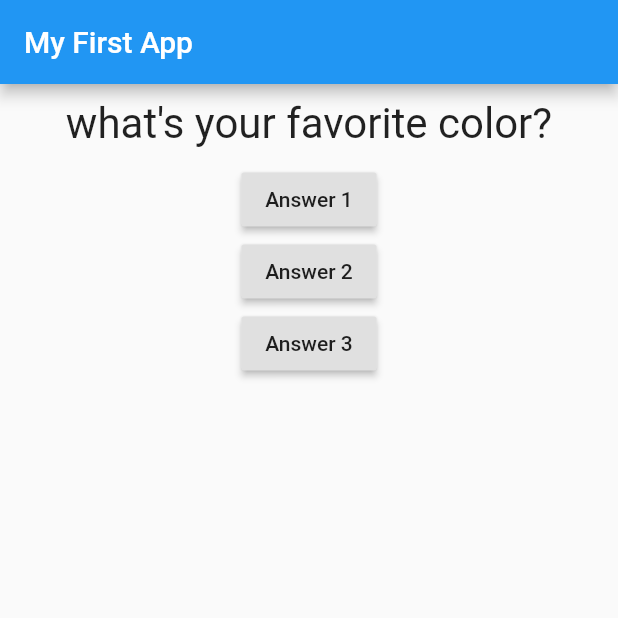
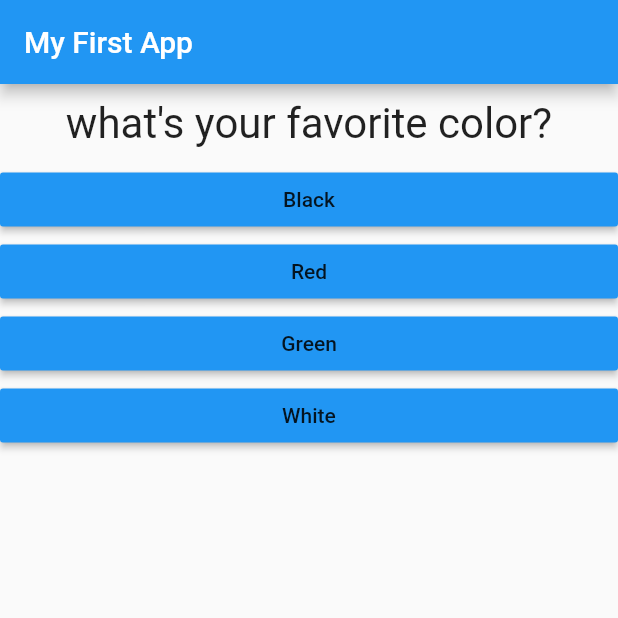
Before and after one commit to youngstone89/flutter_mastery, a Flutter app: the screen it shows after launch, on a phone screen of 412 x 824 dp, the top half of it. Run offline on Flutter 3.47's test engine with Material 2 defaults, Android fonts, the phone set to English and light mode, and no system bars.

```diff
--- /dev/null
+++ b/lib/answer.dart
@@ -0,0 +1,20 @@
+import 'package:flutter/material.dart';
+import 'dart:core';
+
+class Answer extends StatelessWidget {
+  final VoidCallback selectHandler;
+  final String answerText;
+  Answer(this.selectHandler, this.answerText);
+
+  @override
+  Widget build(BuildContext context) {
+    return Container(
+      width: double.infinity,
+      child: RaisedButton(
+        color: Colors.blue,
+        child: Text(answerText),
+        onPressed: selectHandler,
+      ),
+    );
+  }
+}
--- a/lib/main.dart
+++ b/lib/main.dart
@@ -1,6 +1,7 @@
 import 'package:flutter/material.dart';
 
 import './question.dart';
+import './answer.dart';
 
 void main() {
   runApp(MyApp());
@@ -24,8 +25,18 @@ class _MyAppState extends State<MyApp> {
   @override
   Widget build(BuildContext context) {
     var questions = [
-      'what\'s your favorite color?',
-      'what\'s your favorite animal?',
+      {
+        'questionText': 'what\'s your favorite color?',
+        'answers': ['Black', 'Red', 'Green', 'White'],
+      },
+      {
+        'questionText': 'what\'s your favorite animal?',
+        'answers': ['Rabbit', 'Snake', 'Elephant', 'Lion'],
+      },
+      {
+        'questionText': 'what\'s your favorite instructor?',
+        'answers': ['max', 'bob', 'Nil', 'Duke'],
+      }
     ];
     return MaterialApp(
       home: Scaffold(
@@ -33,10 +44,11 @@ class _MyAppState extends State<MyApp> {
           title: Text('My First App'),
         ),
         body: Column(children: [
-          Question(questions[_questionIndex]),
-          RaisedButton(child: Text('Answer 1'), onPressed: _answerQuestion),
-          RaisedButton(child: Text('Answer 2'), onPressed: _answerQuestion),
-          RaisedButton(child: Text('Answer 3'), onPressed: _answerQuestion),
+          Question(questions[_questionIndex]['questionText'] as String),
+          ...(questions[_questionIndex]['answers'] as List<String>)
+              .map((answer) {
+            return Answer(_answerQuestion, answer);
+          }).toList()
         ]),
       ),
     );
```
